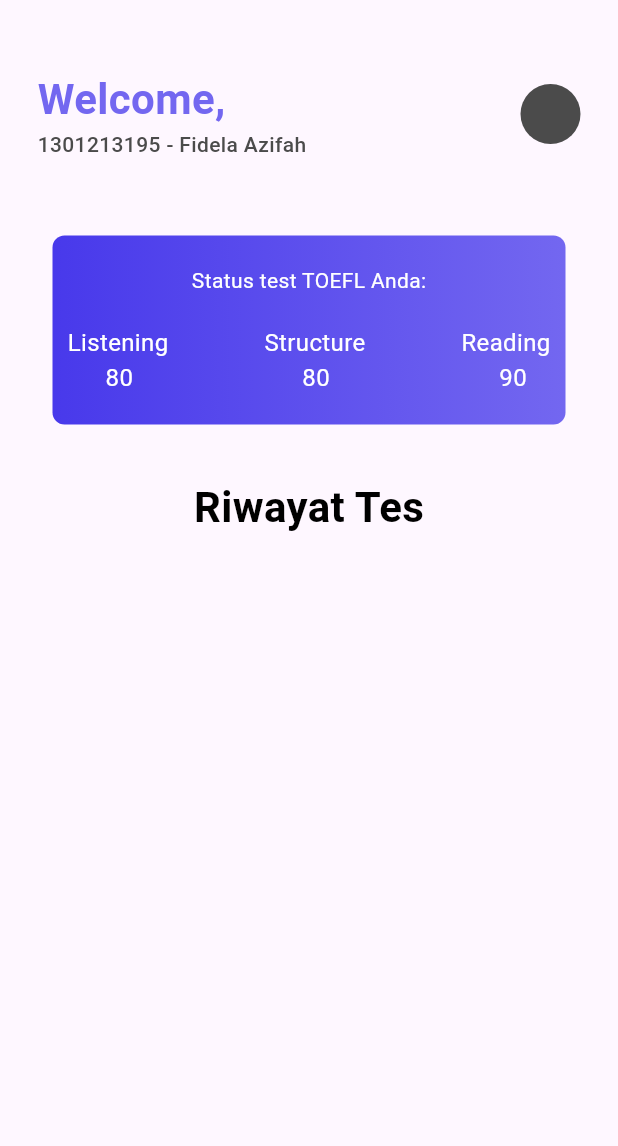
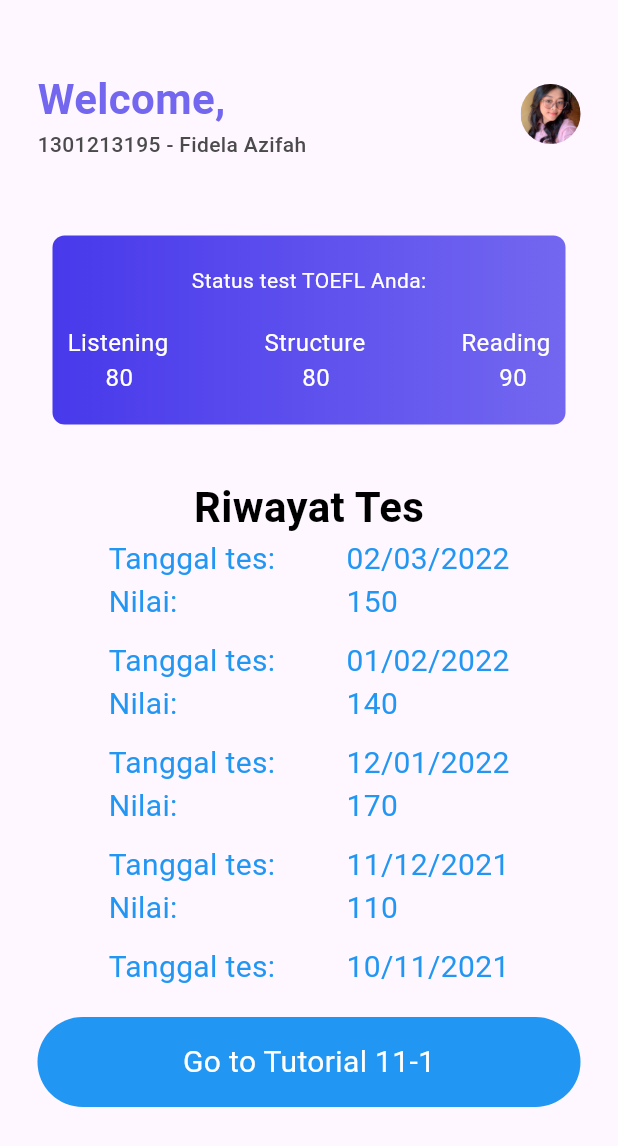
Before and after one commit to fidelaazifah/ABPTutorialLayout10.1, a Flutter app: the screen it shows after launch, on a phone screen of 412 x 824 dp. Shown: the top 1146 px of the screen. Run offline on Flutter 3.47's test engine with Material 3 defaults, Android fonts, the phone set to English and light mode, and no system bars.

Commit message:
Telah diupdate untuk Tutorial Week 11.1

```diff
--- a/lib/main.dart
+++ b/lib/main.dart
@@ -1,4 +1,6 @@
 import 'package:flutter/material.dart';
+
+import 'tutorial_11.1.dart';
 
 void main() {
   runApp(const MyApp());
@@ -30,9 +32,23 @@ class MyHomePage extends StatefulWidget {
 }
 
 class _MyHomePageState extends State<MyHomePage> {
+  final data = const [
+    {"tgl": "02/03/2022", "nilai": "150"},
+    {"tgl": "01/02/2022", "nilai": "140"},
+    {"tgl": "12/01/2022", "nilai": "170"},
+    {"tgl": "11/12/2021", "nilai": "110"},
+    {"tgl": "10/11/2021", "nilai": "180"},
+    {"tgl": "09/10/2021", "nilai": "190"},
+    {"tgl": "08/09/2021", "nilai": "160"},
+    {"tgl": "07/08/2021", "nilai": "155"},
+    {"tgl": "06/07/2021", "nilai": "145"},
+    {"tgl": "05/06/2021", "nilai": "140"},
+  ];
+
   @override
   Widget build(BuildContext context) {
-    return Scaffold(
+    return SafeArea(
+      child: Scaffold(
         body: Padding(
           padding: const EdgeInsets.symmetric(vertical: 30, horizontal: 25),
           child: Column(
@@ -68,13 +84,14 @@ class _MyHomePageState extends State<MyHomePage> {
                     ),
                     CircleAvatar(
                       radius: 20,
-                    backgroundColor: Color(0xff4B4B4B),
+                      backgroundImage: AssetImage('assets/fidela.jpg'),
                     ),
                   ],
                 ),
               ),
               Container(
-              margin: const EdgeInsets.symmetric(horizontal: 10, vertical: 35),
+                margin:
+                    const EdgeInsets.symmetric(horizontal: 10, vertical: 35),
                 decoration: BoxDecoration(
                   gradient: const LinearGradient(
                     colors: [
@@ -129,7 +146,63 @@ class _MyHomePageState extends State<MyHomePage> {
                   letterSpacing: 0.25,
                 ),
               ),
+              Container(
+                height: 300,
+                child: ListView.builder(
+                  itemCount: data.length,
+                  itemBuilder: (context, index) {
+                    return Column(
+                      children: [
+                        Row(
+                          mainAxisAlignment: MainAxisAlignment.spaceEvenly,
+                          children: [
+                            const Text(
+                              "Tanggal tes:\nNilai:",
+                              style:
+                                  TextStyle(color: Colors.blue, fontSize: 20),
+                            ),
+                            Text(
+                              data[index]["tgl"]! +
+                                  '\n' +
+                                  data[index]["nilai"]!,
+                              style: const TextStyle(
+                                  color: Colors.blue, fontSize: 20),
+                            ),
                           ],
+                        ),
+                        const SizedBox(
+                            height: 10), // Placed within the Column widget
+                      ],
+                    );
+                  },
+                ),
+              ), // Navigation text
+              const SizedBox(height: 20),
+              GestureDetector(
+                onTap: () {
+                  Navigator.push(
+                    context,
+                    MaterialPageRoute(
+                        builder: (context) => const Tutorial11Page()),
+                  );
+                },
+                child: Container(
+                    height: 60,
+                    decoration: BoxDecoration(
+                        color: Colors.blue,
+                        borderRadius: BorderRadius.circular(40)),
+                    child: const Center(
+                      child: Text(
+                        "Go to Tutorial 11-1",
+                        style: TextStyle(
+                          color: Colors.white,
+                          fontSize: 20,
+                        ),
+                      ),
+                    )),
+              ),
+            ],
+          ),
         ),
       ),
     );
--- a/pubspec.yaml
+++ b/pubspec.yaml
@@ -59,7 +59,8 @@ flutter:
   uses-material-design: true
 
   # To add assets to your application, add an assets section, like this:
-  # assets:
+  assets:
+    - assets/
   #   - images/a_dot_burr.jpeg
   #   - images/a_dot_ham.jpeg
 
```
Also changed, not shown: lib/tutorial_11.1.dart (added, +22 -0 lines), lib/tutorial_11.2.dart (added, +79 -0 lines), assets/fidela.jpg (added), 1 other file. Lines whose indentation alone changed are shown as unchanged.
